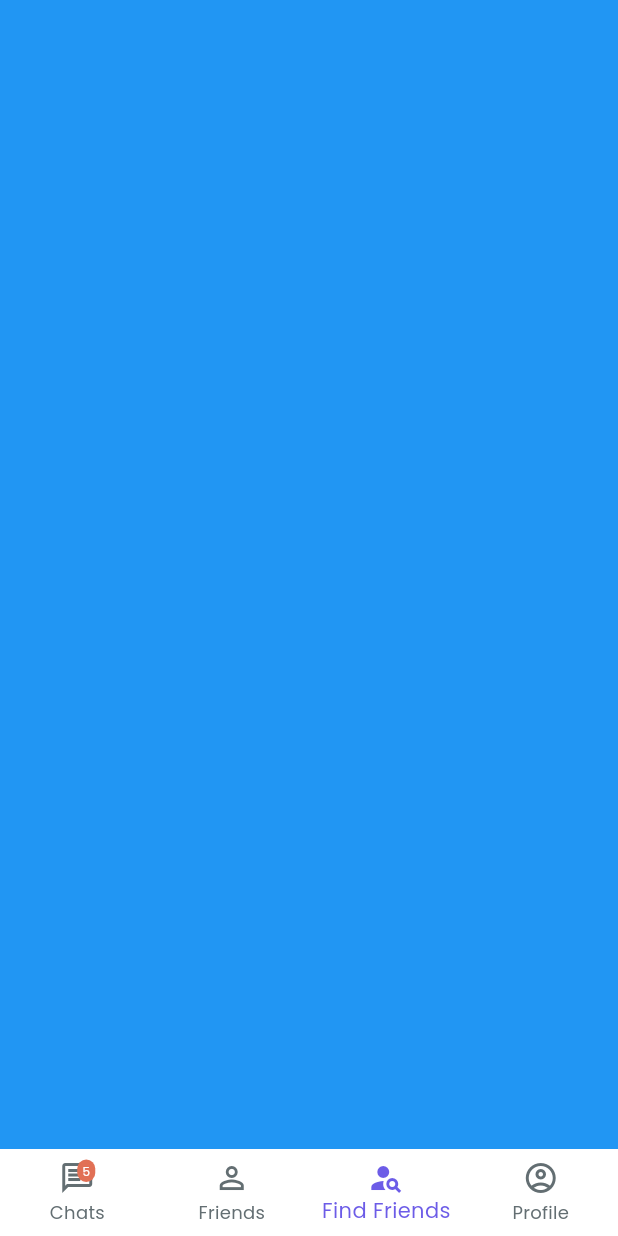
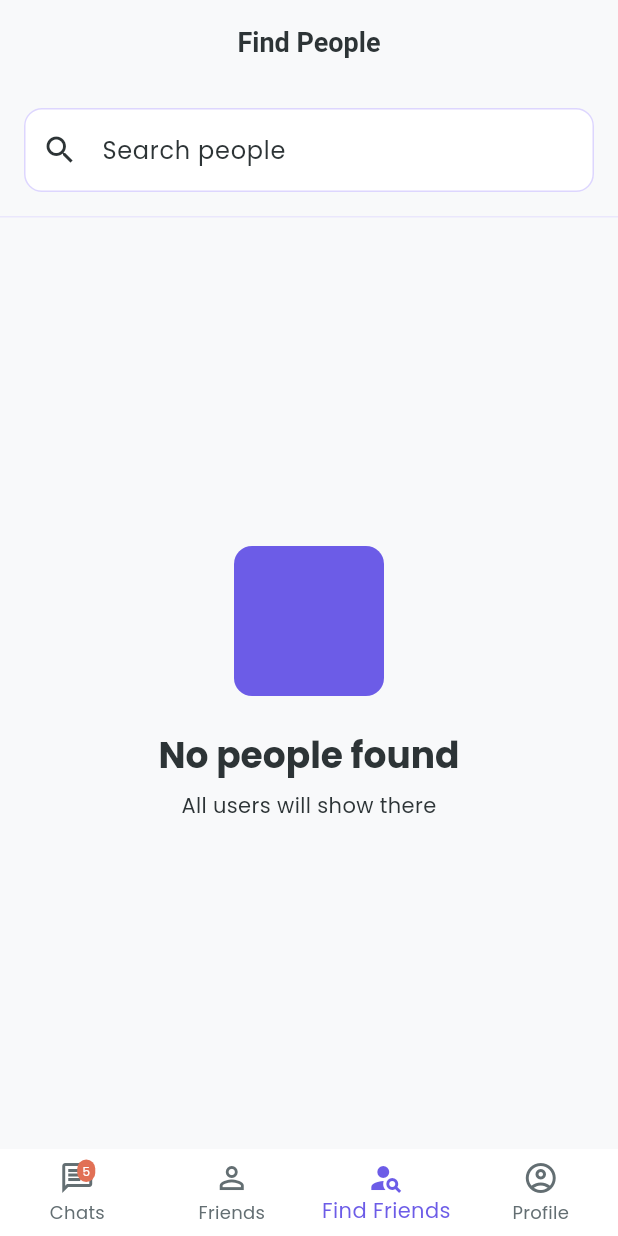
Before and after one commit to RuomiChen/chat_app, a Flutter app: the screen it shows once a user with an empty profile is signed in, swiped to page 3, on a phone screen of 412 x 824 dp. Run offline on Flutter 3.47's test engine with Material 3 defaults, Android fonts, the phone set to English and light mode, and no system bars; our stand-ins replace cloud_firestore, firebase_auth, firebase_core, get, google_fonts; accounts and stored records are empty.

Commit message:
feat:find people & add friends

```diff
--- a/lib/controllers/auth_controller.dart
+++ b/lib/controllers/auth_controller.dart
@@ -82,7 +82,7 @@ class AuthController extends GetxController {
       );
       if (userModel != null) {
         _userModel.value = userModel;
-        Get.offAllNamed(AppRoutes.profile);
+        Get.offAllNamed(AppRoutes.main);
       }
     } catch (e) {
       _error.value = e.toString();
--- a/lib/controllers/forgot_password_controller.dart
+++ b/lib/controllers/forgot_password_controller.dart
@@ -16,7 +16,7 @@ class ForgotPasswordController extends GetxController {
 
   @override
   void onClose() {
-    // TODO: implement onClose
+
     emailController.dispose();
     super.onClose();
   }
--- a/lib/controllers/main_controller.dart
+++ b/lib/controllers/main_controller.dart
@@ -1,4 +1,5 @@
 import 'package:chat_app/controllers/profile_controller.dart';
+import 'package:chat_app/controllers/users_list_controller.dart';
 import 'package:flutter/widgets.dart';
 import 'package:get/get.dart';
 
@@ -12,6 +13,7 @@ class MainController extends GetxController {
   void onInit() {
     super.onInit();
 
+    Get.lazyPut(() => UsersListController());
     Get.lazyPut(() => ProfileController());
   }
 
@@ -38,6 +40,9 @@ class MainController extends GetxController {
 
   int getUnreadCount() {
     try {
+
+      // final homeController = Get.find<HomeController>();
+      // return homeController.getTotal
       return 5;
     } catch (e) {
       return 0;
--- a/lib/controllers/profile_controller.dart
+++ b/lib/controllers/profile_controller.dart
@@ -36,14 +36,10 @@ class ProfileController extends GetxController {
 
   void _loadUserData() {
     final currentUserId = _authController.user?.uid;
-      print('currentUserId');
-      print(currentUserId);
 
     if (currentUserId != null) {
       _currentUser.bindStream(_firestoreService.getUserStream(currentUserId));
       ever(_currentUser, (UserModel? user) {
-      print('user');
-      print(user?.toMap());
 
         if (user != null) {
           displayNameController.text = user.displayName;
--- a/lib/services/auth_service.dart
+++ b/lib/services/auth_service.dart
@@ -57,7 +57,8 @@ class AuthService {
         await _firebaseService.createUser(userModel);
         return userModel;
       }
-      return null;
+      return null
+      ;
     } catch (e) {
       throw Exception('Failed To Sign In: ${e.toString()}');
     }
--- /dev/null
+++ b/lib/views/find_people_view.dart
@@ -0,0 +1,129 @@
+import 'package:chat_app/controllers/users_list_controller.dart';
+import 'package:chat_app/theme/app_theme.dart';
+import 'package:chat_app/views/widgets/users_list_item.dart';
+import 'package:flutter/material.dart';
+import 'package:get/get.dart';
+
+class FindPeopleView extends GetView<UsersListController> {
+  @override
+  Widget build(BuildContext context) {
+    return Scaffold(
+      appBar: AppBar(title: Text('Find People'), leading: SizedBox()),
+      body: Column(
+        children: [
+          _buildSearchBar(),
+          Expanded(
+            child: Obx(() {
+              if (controller.filteredUsers.isEmpty) {
+                return _buildEmptyState();
+              }
+                // print(controller.filteredUsers)
+              return ListView.separated(
+                padding: EdgeInsets.all(16),
+                separatorBuilder: (context, index) => SizedBox(height: 8),
+                itemCount: controller.filteredUsers.length,
+                itemBuilder: (context, index) {
+                  final user = controller.filteredUsers[index];
+                  return UserListItem(
+                    user: user,
+                    onTap: () => controller.handleRelationshipAction(user),
+                    controller: controller,
+                  );
+                },
+              );
+            }),
+          ),
+        ],
+      ),
+    );
+  }
+
+  Widget _buildSearchBar() {
+    return Container(
+      padding: EdgeInsets.all(16),
+      decoration: BoxDecoration(
+        color: Theme.of(Get.context!).scaffoldBackgroundColor,
+        border: Border(
+          bottom: BorderSide(
+            color: AppTheme.borderColor.withOpacity(0.5),
+            width: 1,
+          ),
+        ),
+      ),
+      child: TextField(
+        onChanged: controller.updateSearchQuery,
+        decoration: InputDecoration(
+          hintText: 'Search people',
+          prefixIcon: Icon(Icons.search),
+          suffixIcon: Obx(() {
+            return controller.searchQuery.isNotEmpty
+                ? IconButton(
+                    onPressed: () {
+                      controller.clearSearch();
+                    },
+                    icon: Icon(Icons.clear),
+                  )
+                : SizedBox.shrink();
+          }),
+          border: OutlineInputBorder(
+            borderRadius: BorderRadius.circular(12),
+            borderSide: BorderSide(color: AppTheme.backgroundColor),
+          ),
+          focusedBorder: OutlineInputBorder(
+            borderRadius: BorderRadius.circular(12),
+            borderSide: BorderSide(color: AppTheme.primaryColor, width: 2),
+          ),
+          filled: true,
+          fillColor: AppTheme.cardColor,
+          // contentPadding: EdgeInsets.symmetric(vertical: 0, horizontal: 16),
+        ),
+      ),
+    );
+  }
+
+  Widget _buildEmptyState() {
+    return Center(
+      child: Padding(
+        padding: EdgeInsets.all(32),
+        child: Column(
+          mainAxisAlignment: MainAxisAlignment.center,
+          children: [
+            Container(
+              width: 100,
+              height: 100,
+              decoration: BoxDecoration(
+                color: AppTheme.primaryColor,
+                borderRadius: BorderRadius.circular(12),
+              ),
+              child: Icon(
+                Icons.people_outline,
+                size: 50,
+                color: AppTheme.primaryColor,
+              ),
+            ),
+            SizedBox(height: 24),
+            Text(
+              controller.searchQuery.isNotEmpty
+                  ? 'No results found'
+                  : 'No people found',
+              style: Theme.of(Get.context!).textTheme.headlineMedium?.copyWith(
+                color: AppTheme.textPrimaryColor,
+                fontWeight: FontWeight.bold,
+              ),
+            ),
+            SizedBox(height: 8),
+            Text(
+              controller.searchQuery.isNotEmpty
+                  ? 'Try a different search term'
+                  : 'All users will show there',
+              style: Theme.of(Get.context!).textTheme.bodyMedium?.copyWith(
+                color: AppTheme.textPrimaryColor,
+              ),
+              textAlign: TextAlign.center,
+            ),
+          ],
+        ),
+      ),
+    );
+  }
+}
--- a/lib/views/main_view.dart
+++ b/lib/views/main_view.dart
@@ -1,5 +1,6 @@
 import 'package:chat_app/controllers/main_controller.dart';
 import 'package:chat_app/theme/app_theme.dart';
+import 'package:chat_app/views/find_people_view.dart';
 import 'package:chat_app/views/profile/profile_view.dart';
 import 'package:flutter/material.dart';
 import 'package:get/get.dart';
@@ -16,7 +17,7 @@ class MainView extends GetView<MainController> {
         children: [
           Container(color: Colors.red),
           Container(color: Colors.green),
-          Container(color: Colors.blue),
+          FindPeopleView(),
           ProfileView(),
         ],
       ),
--- a/lib/views/splash_view.dart
+++ b/lib/views/splash_view.dart
@@ -43,7 +43,7 @@ class _SplashViewState extends State<SplashView>
     final authController = Get.put(AuthController(), permanent: true);
     await Future.delayed(Duration(milliseconds: 500));
     if (authController.isAuthenticated) {
-      Get.offAllNamed(AppRoutes.profile);
+      Get.offAllNamed(AppRoutes.main);
     } else {
       Get.offAndToNamed(AppRoutes.login);
     }
```
Also changed, not shown: lib/controllers/users_list_controller.dart (+37 -2 lines), lib/services/firestore_service.dart (+17 -21 lines), lib/views/widgets/users_list_item.dart (added, +223 -0 lines).
